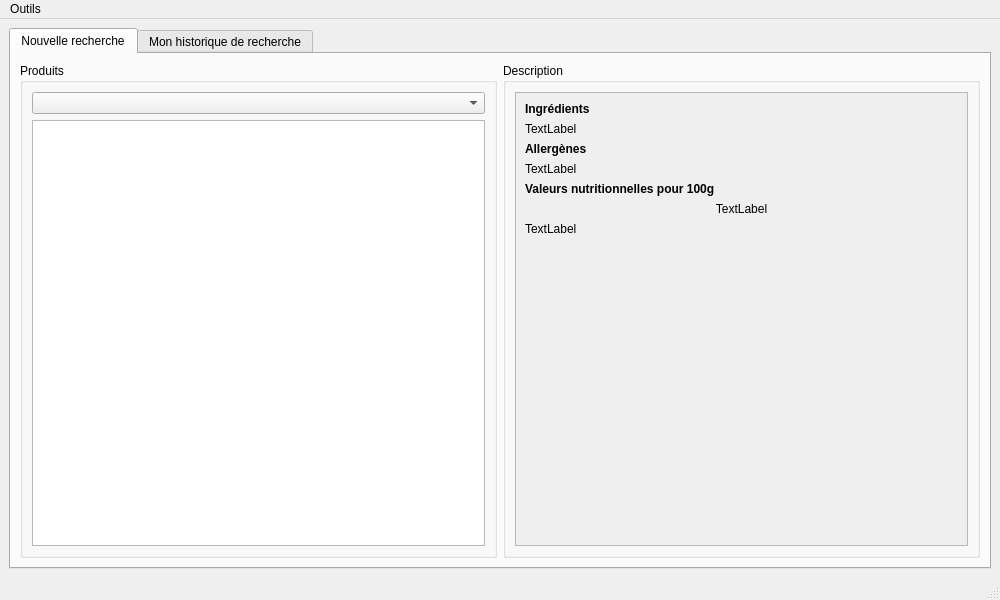
Above: views/main_window.ui from RoroTiti/OC_P5 before the change. Below: the same form after it.
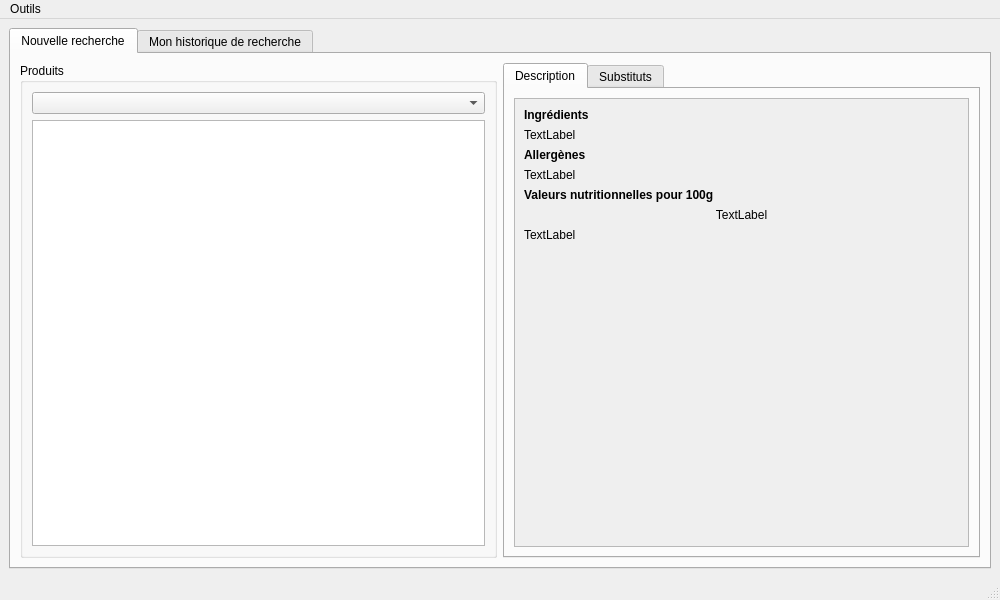
That is the form after the change.

Commit message: Tab widget instead of groupbox

What changed in the file:
```diff
--- a/views/main_window.ui
+++ b/views/main_window.ui
@@ -41,11 +41,15 @@
          </widget>
         </item>
         <item row="0" column="1">
-         <widget class="QGroupBox" name="groupBox_2">
-          <property name="title">
+         <widget class="QTabWidget" name="tabWidget_2">
+          <property name="currentIndex">
+           <number>0</number>
+          </property>
+          <widget class="QWidget" name="tab_3">
+           <attribute name="title">
            <string>Description</string>
-          </property>
-          <layout class="QGridLayout" name="gridLayout_3">
+           </attribute>
+           <layout class="QGridLayout" name="gridLayout_5">
            <item row="0" column="0">
             <widget class="QScrollArea" name="scrollArea">
              <property name="widgetResizable">
@@ -56,8 +60,8 @@
                <rect>
                 <x>0</x>
                 <y>0</y>
-                <width>425</width>
-                <height>434</height>
+                 <width>409</width>
+                 <height>412</height>
                </rect>
               </property>
               <layout class="QGridLayout" name="gridLayout_4">
@@ -164,6 +168,12 @@
             </widget>
            </item>
           </layout>
+          </widget>
+          <widget class="QWidget" name="tab_4">
+           <attribute name="title">
+            <string>Substituts</string>
+           </attribute>
+          </widget>
          </widget>
         </item>
        </layout>
```
Lines whose indentation alone changed are shown as unchanged. The commit also changes 1 other file.
